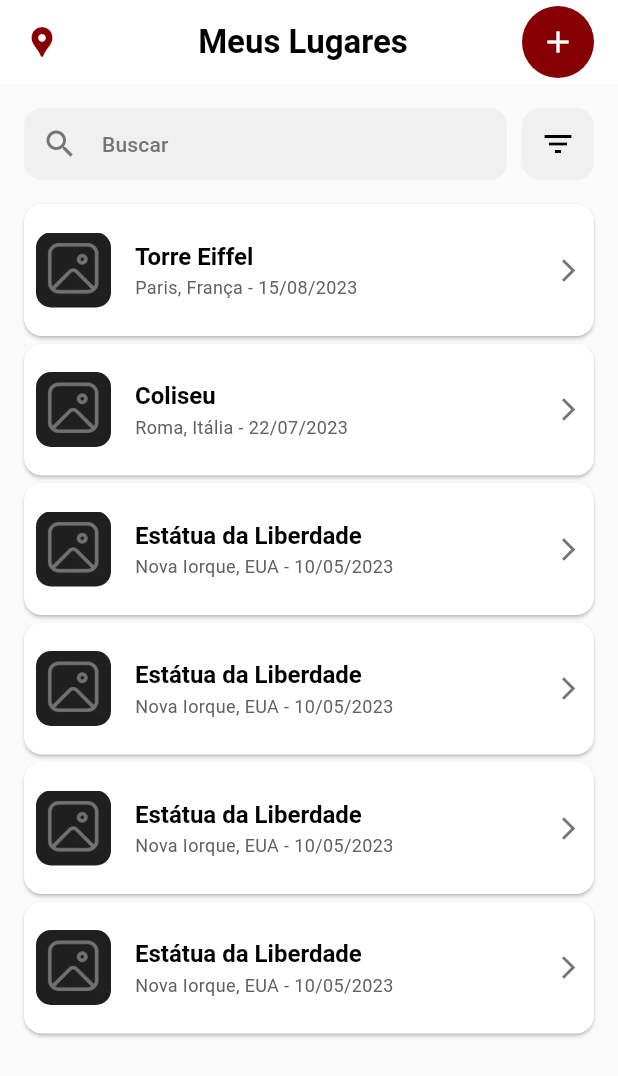
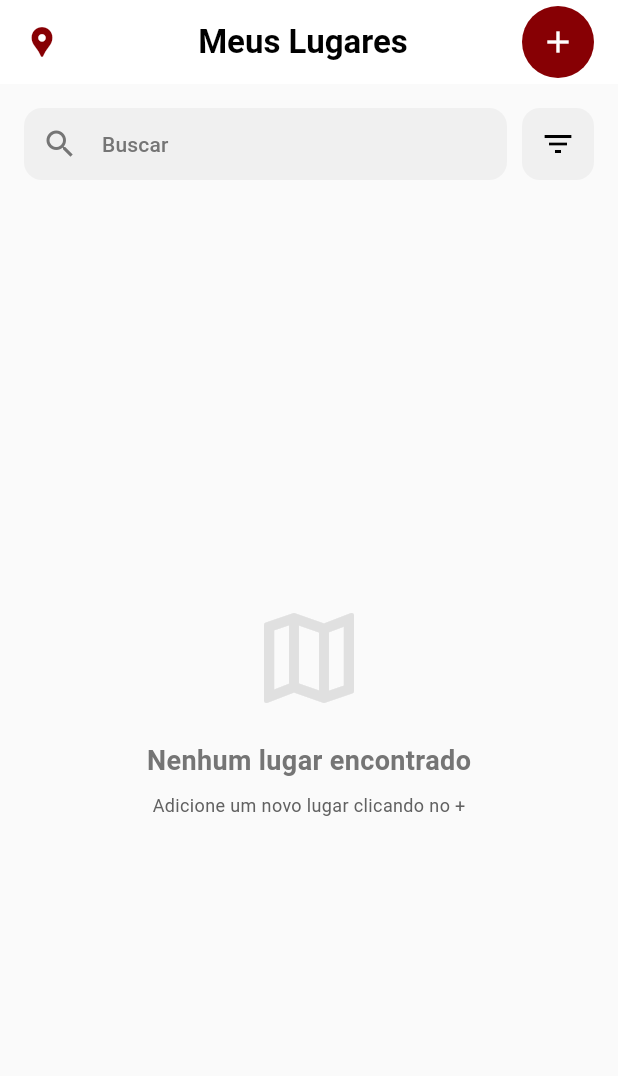
Before and after one commit to Bia1000b/maply_app, a Flutter app: the screen it shows after launch, after a tap on the "filter list" icon, on a phone screen of 412 x 824 dp. Shown: the top 1076 px of the screen. Run offline on Flutter 3.47's test engine with Material 3 defaults, Android fonts, the light colour scheme and no system bars; our stand-ins replace floor, sqflite; accounts and stored records are empty; generated files the repository leaves out were written again.

Commit message:
feat: integração da home com sqlite

```diff
--- a/lib/main.dart
+++ b/lib/main.dart
@@ -2,7 +2,13 @@ import 'package:flutter/material.dart';
 import 'database/app_database.dart';
 import 'pages/HomePage.dart';
 
-void main() {
+late AppDatabase database;
+
+void main() async {
+  WidgetsFlutterBinding.ensureInitialized();
+
+  database = await $FloorAppDatabase.databaseBuilder('app_database.db').build();
+
   runApp(const MyApp());
 }
 
--- a/lib/pages/HomePage.dart
+++ b/lib/pages/HomePage.dart
@@ -1,5 +1,7 @@
 import 'package:flutter/material.dart';
 
+import '../main.dart';
+import '../models/place.dart';
 import '../widgets/PlaceCard.dart';
 import 'NewPlacePage.dart';
 
@@ -11,37 +13,35 @@ class HomePage extends StatefulWidget {
 }
 
 class _MyHomePageState extends State<HomePage> {
-//aq eh so exemplo pra fazer o layout
-  final List<Map<String, String>> places = [
-    {
-      'name': 'Torre Eiffel',
-      'location': 'Paris, França',
-      'date': '15/08/2023',
-    },
-    {
-      'name': 'Coliseu',
-      'location': 'Roma, Itália',
-      'date': '22/07/2023',
-    },
-    {
-      'name': 'Estátua da Liberdade',
-      'location': 'Nova Iorque, EUA',
-      'date': '10/05/2023',
-    },
-    {
-      'name': 'Estátua da Liberdade',
-      'location': 'Nova Iorque, EUA',
-      'date': '10/05/2023',
-    },{
-      'name': 'Estátua da Liberdade',
-      'location': 'Nova Iorque, EUA',
-      'date': '10/05/2023',
-    },{
-      'name': 'Estátua da Liberdade',
-      'location': 'Nova Iorque, EUA',
-      'date': '10/05/2023',
-    },
-  ];
+  List<Place> _places = [];
+  bool _isLoading = true;
+
+  @override
+  void initState() {
+    super.initState();
+    getPlaces();
+  }
+
+  Future<void> getPlaces() async {
+    try {
+      final places = await database.placeDao.findAllPlaces();
+
+      if (mounted) {
+        setState(() {
+          _places = places;
+          _isLoading = false;
+        });
+      }
+    } catch (e) {
+      debugPrint("ERRO AO CARREGAR: $e");
+      if (mounted) {
+        setState(() {
+          _places = [];
+          _isLoading = false;
+        });
+      }
+    }
+  }
 
   @override
   Widget build(BuildContext context) {
@@ -64,14 +64,15 @@ class _MyHomePageState extends State<HomePage> {
                 shape: BoxShape.circle,
               ),
               child: IconButton(
-                icon: Icon(Icons.add, color: Colors.white),
-                onPressed: () {
-                  Navigator.push(
+                icon: const Icon(Icons.add, color: Colors.white),
+                onPressed: () async {
+                  await Navigator.push(
                     context,
                     MaterialPageRoute(
-                      builder: (context) => NewPlacePage(),
+                      builder: (context) => const NewPlacePage(),
                     ),
                   );
+                  getPlaces();
                 },
               ),
             ),
@@ -81,7 +82,7 @@ class _MyHomePageState extends State<HomePage> {
       body: Column(
         children: [
           Padding(
-            padding: EdgeInsets.only(right: 16, left: 16, top: 16),
+            padding: const EdgeInsets.only(right: 16, left: 16, top: 16),
             child: Row(
               children: [
                 Expanded(
@@ -95,19 +96,19 @@ class _MyHomePageState extends State<HomePage> {
                         borderRadius: BorderRadius.circular(12.0),
                         borderSide: BorderSide.none,
                       ),
-                      contentPadding: EdgeInsets.symmetric(vertical: 0, horizontal: 16),
+                      contentPadding: const EdgeInsets.symmetric(vertical: 0, horizontal: 16),
                     ),
                     style: Theme.of(context).textTheme.labelLarge,
                   ),
                 ),
-                SizedBox(width: 10),
+                const SizedBox(width: 10),
                 Container(
                   decoration: BoxDecoration(
-                    color: Color(0xFFF0F0F0),
+                    color: const Color(0xFFF0F0F0),
                     borderRadius: BorderRadius.circular(12.0),
                   ),
                   child: IconButton(
-                    icon: Icon(Icons.filter_list, color: Colors.black), // Ícone escuro para contraste
+                    icon: const Icon(Icons.filter_list, color: Colors.black),
                     onPressed: () {
                       print('Abrir filtros');
                     },
@@ -117,22 +118,69 @@ class _MyHomePageState extends State<HomePage> {
             ),
           ),
           Expanded(
-            child: ListView.builder(
-              padding: EdgeInsets.all(16.0),
-              itemCount: places.length,
-              itemBuilder: (context, index) {
-                final place = places[index];
-                return PlaceCard(
-                  name: place['name']!,
-                  location: place['location']!,
-                  date: place['date']!,
-                  imagePath: place['image'],
-                );
-              },
-            ),
+            child: _buildListContent(),
           ),
         ],
       ),
     );
   }
+
+  // Metodo separado para organizar a lógica de exibição
+  Widget _buildListContent() {
+    // 1. Estado de Carregamento
+    if (_isLoading) {
+      return Center(
+        child: CircularProgressIndicator(
+          color: Theme.of(context).colorScheme.primary,
+        ),
+      );
+    }
+
+    // 2. Estado Vazio (Sem dados)
+    if (_places.isEmpty) {
+      return Center(
+        child: Column(
+          mainAxisAlignment: MainAxisAlignment.center,
+          children: [
+            Icon(
+                Icons.map_outlined,
+                size: 80,
+                color: Colors.grey[300]
+            ),
+            const SizedBox(height: 16),
+            Text(
+              "Nenhum lugar encontrado",
+              style: TextStyle(
+                fontSize: 18,
+                fontWeight: FontWeight.w600,
+                color: Colors.grey[600],
+              ),
+            ),
+            const SizedBox(height: 8),
+            Text(
+              "Adicione um novo lugar clicando no +",
+            ),
+          ],
+        ),
+      );
+    }
+
+    // 3. Lista com Dados
+    return ListView.builder(
+      padding: const EdgeInsets.all(16.0),
+      itemCount: _places.length,
+      itemBuilder: (context, index) {
+        final place = _places[index];
+        return Padding(
+          padding: const EdgeInsets.only(bottom: 12.0),
+          child: PlaceCard(
+            name: place.name,
+            location: place.location,
+            date: "Data aqui",
+            imagePath: null,   // Substituir pela imagem
+          ),
+        );
+      },
+    );
+  }
 }
--- a/pubspec.yaml
+++ b/pubspec.yaml
@@ -35,6 +35,7 @@ dependencies:
   intl: ^0.20.2
   floor: ^1.4.0
   sqflite: ^2.4.2
+  path_provider: ^2.1.1
 
   # The following adds the Cupertino Icons font to your application.
   # Use with the CupertinoIcons class for iOS style icons.
```
Also changed, not shown: lib/database/app_database.g.dart, pubspec.lock, 1 other file.
